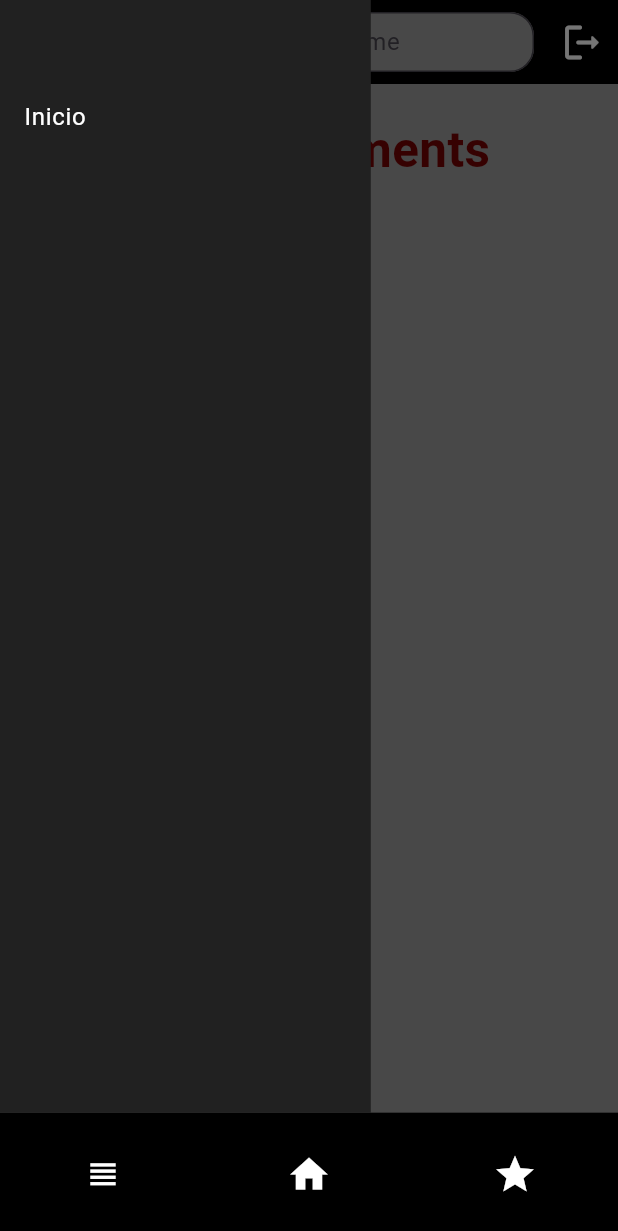
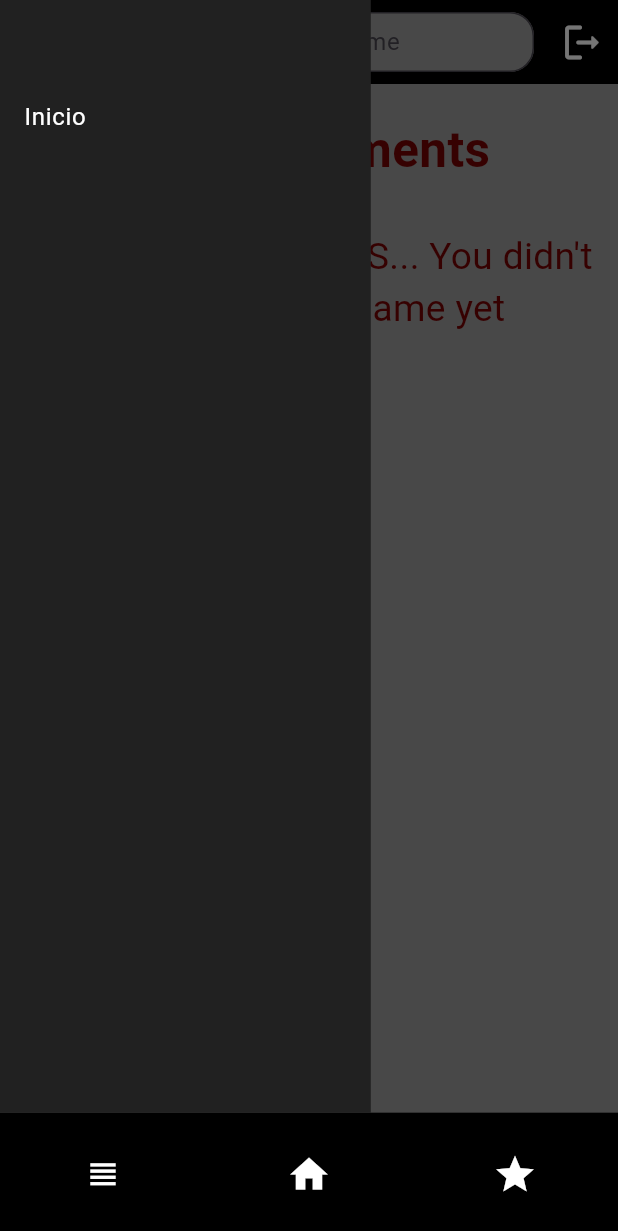
Before and after one commit to KurixDeCuatrocuernos/ProyectoComentarJuegos, a Flutter app: the CommentsPage screen opened by its route, on a phone screen of 412 x 824 dp. Shown: the top 1231 px of the screen. Run offline on Flutter 3.47's test engine with Material 3 defaults, Android fonts, the phone set to English and light mode, and no system bars; our stand-ins replace cloud_firestore, firebase_auth, firebase_core, flutter_dotenv, flutter_svg, get and 1 more; accounts and stored records are empty; generated files the repository leaves out were written again; network calls fail; statements that could not run were skipped.

Commit message:
Minor Changes
Minor adjustments to the app to improve performance

```diff
--- a/lib/auth/models/UserModel.dart
+++ b/lib/auth/models/UserModel.dart
@@ -41,9 +41,6 @@ class UserModel {
     if (map['weight'] == null) {
       throw ArgumentError("Falta el weight de usuario");
     }
-    if (map['image'] == null) {
-      throw ArgumentError("Falta el image de usuario");
-    }
     if (map['createdAt'] == null) {
       throw ArgumentError("Falta el createdAt de usuario");
     }
@@ -54,7 +51,7 @@ class UserModel {
       role: map['role'],
       status: (map['status'] ?? 0) as int,
       weight: (map['weight'] as num).toDouble(),
-      image: map['image'],
+      image: map['image'] ?? "",
       createdAt: map['createdAt'],
     );
   }
--- a/lib/auth/services/AuthFirebaseRepository.dart
+++ b/lib/auth/services/AuthFirebaseRepository.dart
@@ -26,7 +26,7 @@ class AuthFirebaseRepository {
           'email': email,
           'createdAt': FieldValue.serverTimestamp(), // creation account's date
           'weight': 1.0, // User's default weight
-          'image': null, // User's default image
+          'image': "", // User's default image
           'role': "USER", // User's default role
           'status': 0,
         });
--- a/lib/components/CommentByUserComponent.dart
+++ b/lib/components/CommentByUserComponent.dart
@@ -39,7 +39,7 @@ class _CommentByUserComponentState extends State<CommentByUserComponent> {
   }
 
   int _gameRatingColor(double rating) {
-    if (rating > 0 && rating < 10) {
+    if (rating >= 0 && rating < 10) {
       return 0xFFBC0101; // Color rojo
     } else if (rating >= 10 && rating < 20) {
       return 0xFFAF1B02; // Color naranja oscuro
--- a/lib/components/CommentsListComponent.dart
+++ b/lib/components/CommentsListComponent.dart
@@ -36,7 +36,7 @@ class _CommentsListComponentState extends State<CommentsListComponent> {
   }
 
   int _gameRatingColor(double rating) {
-    if (rating > 0 && rating < 10) {
+    if (rating >= 0 && rating < 10) {
       return 0xFFBC0101; // Color rojo
     } else if (rating >= 10 && rating < 20) {
       return 0xFFAF1B02; // Color naranja oscuro
--- a/lib/components/GameComponent.dart
+++ b/lib/components/GameComponent.dart
@@ -44,7 +44,7 @@ class GameComponent extends StatelessWidget {
   }
 
   int _gameRatingColor(int rating) {
-    if (rating > 0 && rating < 10) {
+    if (rating >= 0 && rating < 10) {
       return 0xFFBC0101; // Color rojo
     } else if (rating >= 10 && rating < 20) {
       return 0xFFAF1B02; // Color naranja oscuro
--- a/lib/components/GameListComponent.dart
+++ b/lib/components/GameListComponent.dart
@@ -3,7 +3,6 @@ import 'package:game_box/games/models/GameApiProjection.dart';
 import 'package:game_box/routes/AppRoutes.dart';
 import 'package:game_box/viewModels/GameViewModel.dart';
 import 'package:get/get.dart';
-import 'package:get/get_core/src/get_main.dart';
 import 'package:provider/provider.dart';
 
 import 'package:game_box/components/GameImage.dart';
--- a/lib/components/ShowUserComponent.dart
+++ b/lib/components/ShowUserComponent.dart
@@ -37,7 +37,7 @@ class ShowUserComponent extends StatelessWidget {
       builder: (BuildContext dialogContext) {
         return AlertDialog(
           title: Text('Deleting User'),
-          content: Text('Are you sure you want to delete this user?'),
+          content: Text("Are you sure you want to delete this user? (This action will delete this user's comments too)"),
           actions: <Widget>[
             TextButton(
               child: Text('No'),
@@ -208,6 +208,7 @@ class ShowUserComponent extends StatelessWidget {
   @override
   Widget build(BuildContext context) {
     double _textSize = MediaQuery.of(context).orientation == Orientation.landscape ? MediaQuery.of(context).size.height * 0.06 : MediaQuery.of(context).size.height * 0.015;
+    print("UserManagePage construido con los usuarios: $user");
     return Container(
       width: MediaQuery.of(context).size.width * 0.8,
       decoration: BoxDecoration(
--- a/lib/components/UserCommentsListComponent.dart
+++ b/lib/components/UserCommentsListComponent.dart
@@ -31,7 +31,7 @@ class UserCommentsListComponent extends StatelessWidget {
   }
 
   int _gameRatingColor(double rating) {
-    if (rating > 0 && rating < 10) {
+    if (rating >= 0 && rating < 10) {
       return 0xFFBC0101; // Color rojo
     } else if (rating >= 10 && rating < 20) {
       return 0xFFAF1B02; // Color naranja oscuro
@@ -89,7 +89,22 @@ class UserCommentsListComponent extends StatelessWidget {
                     color: Color(0xFFFF0000),
                   ),
                 );
-              } else if (snapshot.hasData) {
+              }  else if (snapshot.hasData) {
+
+                if (snapshot.data!.isEmpty) {
+                  return Column(
+                    children: [
+                      Text(
+                        "BUT NOBODY COMES... You didn't comment any game yet",
+                        style: TextStyle(
+                          color: Color(0xFF750202),
+                          fontSize: MediaQuery.of(context).orientation == Orientation.landscape ? MediaQuery.of(context).size.height * 0.15 : MediaQuery.of(context).size.height * 0.03,
+                        ),
+                        textAlign: TextAlign.center,
+                      ),
+                    ],
+                  );
+                } else {
                   double _circleSize = MediaQuery.of(context).orientation == Orientation.landscape ? MediaQuery.of(context).size.height * 0.2 : MediaQuery.of(context).size.height * 0.06;
                   /// If future has data, shows it
                   return Container(
@@ -207,7 +222,7 @@ class UserCommentsListComponent extends StatelessWidget {
                       ],
                     ),
                   );
-
+                }
               } else {
                 /// in other case shows an unknown advice
                 return Text(
--- a/lib/games/services/IgdbApiRepository.dart
+++ b/lib/games/services/IgdbApiRepository.dart
@@ -104,7 +104,7 @@ class IgdbApiRepository {
   }
 
   Future<GameModel> getGameById(String id) async {
-    print("Buscando el juego en la API");
+    // print("Buscando el juego en la API");
     if (_clientId == null || _accessToken == null || _clientSecret == null){
       throw Exception('Any authentication credential is null: Client=$_clientId, secret=$_clientSecret, token=$_accessToken');
     }
@@ -147,7 +147,7 @@ class IgdbApiRepository {
     if (_clientId == null || _accessToken == null || _clientSecret == null) {
       throw Exception('Any authentication credential is null');
     }
-    print("Cover id: $coverId");
+    //print("Cover id: $coverId");
     final url = Uri.parse('https://api.igdb.com/v4/covers');
 
     final response = await http.post(
@@ -161,7 +161,7 @@ class IgdbApiRepository {
 
     if (response.statusCode == 200) {
       final data = await jsonDecode(response.body);
-      print('COVER OBTENIDA DE LA API: $data');
+      //print('COVER OBTENIDA DE LA API: $data');
       if (data.isNotEmpty && data[0]['image_id'] != null) {
         final imageId = data[0]['image_id'];
         return 'https://images.igdb.com/igdb/image/upload/t_cover_big/$imageId.jpg';
--- a/lib/pages/UsersManagePage.dart
+++ b/lib/pages/UsersManagePage.dart
@@ -35,7 +35,6 @@ class _UsersManagePageState extends State<UsersManagePage> {
       await context.read<AuthViewModel>().checkRole();
       await context.read<AdminViewModel>().loadUsers();
     });
-
   }
 
   void _signOut() {
@@ -70,7 +69,7 @@ class _UsersManagePageState extends State<UsersManagePage> {
     final _pageVM = context.read<PageViewModel>();
     bool _isSidebarOpen = context.watch<PageViewModel>().isSidebarOpen;
     final String? userId = context.read<UserViewModel>().getCurrentUserId();
-
+    // print("UserManagePage montado");
     return Scaffold(
       backgroundColor: Colors.grey,
       bottomNavigationBar: ToolBar(onMenuPressed:_pageVM.toggleSidebar),
--- a/lib/repository/GameRepository.dart
+++ b/lib/repository/GameRepository.dart
@@ -23,14 +23,14 @@ class GameRepository {
   }
 
   Future<GameModel?> getGameById(int id) async {
-    print("Buscando el Juego: $id, en la Base de Datos");
+    //print("Buscando el Juego: $id, en la Base de Datos");
     try {
       final DocumentSnapshot response = await FirebaseFirestore.instance
           .collection(_collection)
           .doc(id.toString())
           .get();
       if (response.exists) {
-        print("Se ha obtenido: ${response.data()}");
+        //print("Se ha obtenido: ${response.data()}");
         return GameModel.fromMap(response.data() as Map<String, dynamic>);
       } else {
         return null;
```
Also changed, not shown: lib/components/CommentedGamesListComponent.dart (+2 -5 lines), lib/pages/CommentsManagePage.dart (+0 -7 lines), lib/repository/UserRepository.dart (+4 -4 lines), lib/viewModels/AdminViewModel.dart (+3 -8 lines), 1 other file. Lines whose indentation alone changed are shown as unchanged.
